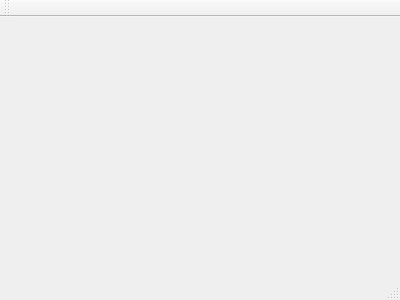
The window that mainwindow.ui (BupTy03/HuffmanCompressionQt) describes before a commit, drawn with Qt 5.
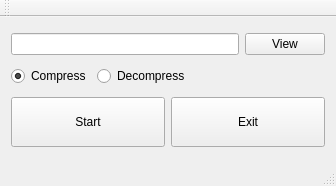
The same window after the commit.

Patch:
```diff
--- a/mainwindow.ui
+++ b/mainwindow.ui
@@ -1,24 +1,136 @@
 <ui version="4.0">
  <class>MainWindow</class>
- <widget class="QMainWindow" name="MainWindow" >
-  <property name="geometry" >
+ <widget class="QMainWindow" name="MainWindow">
+  <property name="geometry">
    <rect>
     <x>0</x>
     <y>0</y>
-    <width>400</width>
-    <height>300</height>
+    <width>336</width>
+    <height>186</height>
    </rect>
   </property>
   <property name="windowTitle" >
    <string>MainWindow</string>
   </property>
-  <widget class="QMenuBar" name="menuBar" />
-  <widget class="QToolBar" name="mainToolBar" />
-  <widget class="QWidget" name="centralWidget" />
-  <widget class="QStatusBar" name="statusBar" />
+  <widget class="QWidget" name="centralWidget">
+   <layout class="QVBoxLayout" name="verticalLayout">
+    <item>
+     <layout class="QHBoxLayout" name="horizontalLayout">
+      <item>
+       <widget class="QLineEdit" name="lineEdit">
+        <property name="readOnly">
+         <bool>true</bool>
+        </property>
+       </widget>
+      </item>
+      <item>
+       <widget class="QPushButton" name="viewPushButton">
+        <property name="text">
+         <string>View</string>
+        </property>
+       </widget>
+      </item>
+     </layout>
+    </item>
+    <item>
+     <layout class="QHBoxLayout" name="horizontalLayout_3">
+      <item>
+       <widget class="QRadioButton" name="compressRadioButton">
+        <property name="text">
+         <string>Compress</string>
+        </property>
+        <property name="checked">
+         <bool>true</bool>
+        </property>
+       </widget>
+      </item>
+      <item>
+       <widget class="QRadioButton" name="decompressRadioButton">
+        <property name="text">
+         <string>Decompress</string>
+        </property>
+       </widget>
+      </item>
+      <item>
+       <spacer name="horizontalSpacer">
+        <property name="orientation">
+         <enum>Qt::Horizontal</enum>
+        </property>
+        <property name="sizeHint" stdset="0">
+         <size>
+          <width>40</width>
+          <height>20</height>
+         </size>
+        </property>
+       </spacer>
+      </item>
+     </layout>
+    </item>
+    <item>
+     <layout class="QHBoxLayout" name="horizontalLayout_2">
+      <item>
+       <widget class="QPushButton" name="startPushButton">
+        <property name="sizePolicy">
+         <sizepolicy hsizetype="Minimum" vsizetype="Fixed">
+          <horstretch>0</horstretch>
+          <verstretch>0</verstretch>
+         </sizepolicy>
+        </property>
+        <property name="minimumSize">
+         <size>
+          <width>0</width>
+          <height>50</height>
+         </size>
+        </property>
+        <property name="text">
+         <string>Start</string>
+        </property>
+       </widget>
+      </item>
+      <item>
+       <widget class="QPushButton" name="exitPushButton">
+        <property name="sizePolicy">
+         <sizepolicy hsizetype="Minimum" vsizetype="Fixed">
+          <horstretch>0</horstretch>
+          <verstretch>0</verstretch>
+         </sizepolicy>
+        </property>
+        <property name="minimumSize">
+         <size>
+          <width>0</width>
+          <height>50</height>
+         </size>
+        </property>
+        <property name="text">
+         <string>Exit</string>
+        </property>
+       </widget>
+      </item>
+     </layout>
+    </item>
+   </layout>
+  </widget>
+  <widget class="QMenuBar" name="menuBar">
+   <property name="geometry">
+    <rect>
+     <x>0</x>
+     <y>0</y>
+     <width>336</width>
+     <height>20</height>
+    </rect>
+   </property>
+  </widget>
+  <widget class="QToolBar" name="mainToolBar">
+   <attribute name="toolBarArea">
+    <enum>TopToolBarArea</enum>
+   </attribute>
+   <attribute name="toolBarBreak">
+    <bool>false</bool>
+   </attribute>
+  </widget>
+  <widget class="QStatusBar" name="statusBar"/>
  </widget>
- <layoutDefault spacing="6" margin="11" />
- <pixmapfunction></pixmapfunction>
+ <layoutdefault spacing="6" margin="11"/>
  <resources/>
  <connections/>
 </ui>
```
Left out of the diff: 3 changed lines with no effect on the pictures.
